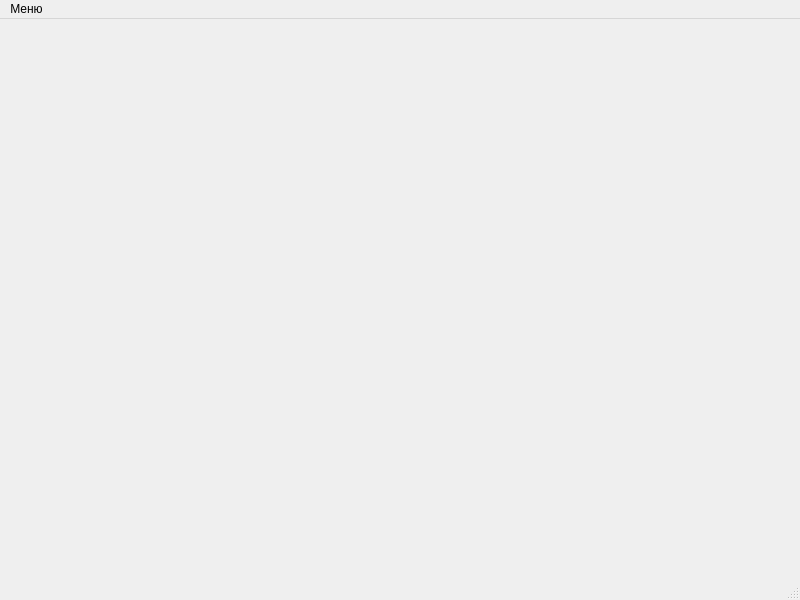
This is w1/mainwindow.ui in NuarkNoir/oppo_test_5 as Qt 5 draws it before an edit. The edited form follows.
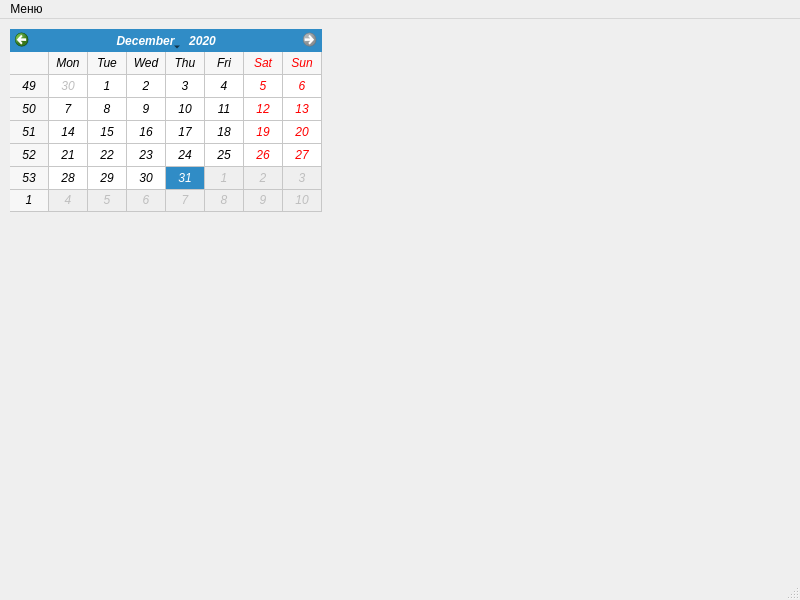
This is the edited form.

What changed in the file:
```diff
--- a/w1/mainwindow.ui
+++ b/w1/mainwindow.ui
@@ -13,7 +13,40 @@
   <property name="windowTitle">
    <string>Лабораторная работа №1</string>
   </property>
-  <widget class="QWidget" name="centralwidget"/>
+  <widget class="QWidget" name="centralwidget">
+   <widget class="QCalendarWidget" name="calendarWidget">
+    <property name="geometry">
+     <rect>
+      <x>10</x>
+      <y>10</y>
+      <width>312</width>
+      <height>183</height>
+     </rect>
+    </property>
+    <property name="font">
+     <font>
+      <italic>true</italic>
+     </font>
+    </property>
+    <property name="minimumDate">
+     <date>
+      <year>2020</year>
+      <month>1</month>
+      <day>1</day>
+     </date>
+    </property>
+    <property name="maximumDate">
+     <date>
+      <year>2020</year>
+      <month>12</month>
+      <day>31</day>
+     </date>
+    </property>
+    <property name="gridVisible">
+     <bool>true</bool>
+    </property>
+   </widget>
+  </widget>
   <widget class="QMenuBar" name="menubar">
    <property name="geometry">
     <rect>
```
